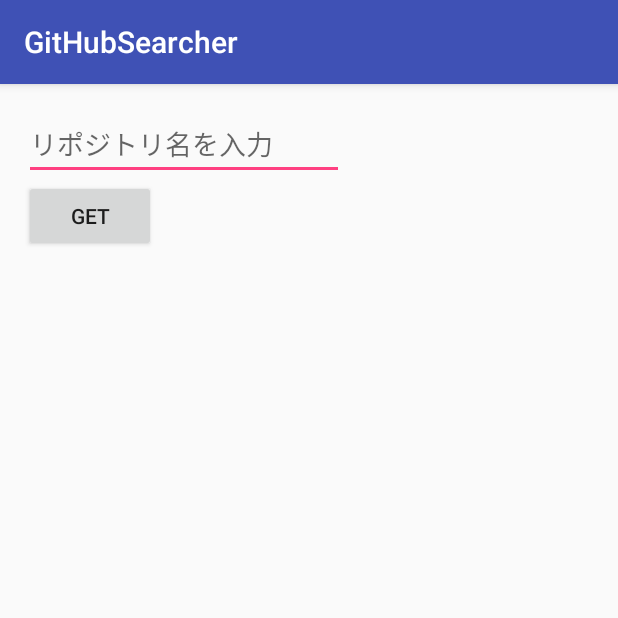
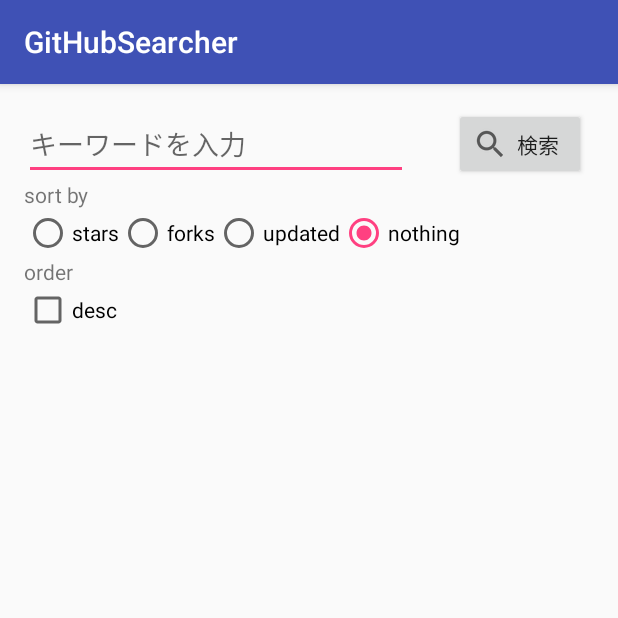
Before and after one commit to null256code/GitHubSearcher, an Android app: the screen it shows after launch (MainActivity), on a phone screen of 412 x 824 dp, the top half of it. Run offline under Robolectric (Android 15) with nearby library versions, the phone set to English and light mode, and no system bars.

Commit message:
リポジトリ取得中と、キーボードで未変換時はrequest出さないように変更。レイアウト修正。

```diff
--- a/app/src/main/java/null256code/githubsearcher/activities/MainActivity.java
+++ b/app/src/main/java/null256code/githubsearcher/activities/MainActivity.java
@@ -4,6 +4,7 @@ import android.content.Context;
 import android.support.v7.app.AppCompatActivity;
 import android.os.Bundle;
 import android.text.Editable;
+import android.text.Spanned;
 import android.text.TextWatcher;
 import android.util.Log;
 import android.view.LayoutInflater;
@@ -13,6 +14,7 @@ import android.widget.ArrayAdapter;
 import android.widget.BaseAdapter;
 import android.widget.Button;
 import android.widget.EditText;
+import android.widget.ImageButton;
 import android.widget.ImageView;
 import android.widget.ListView;
 import android.widget.TextView;
@@ -28,14 +30,14 @@ import null256code.githubsearcher.network.SearchRepositoryAsyncTask;
 
 public class MainActivity extends AppCompatActivity {
 
-    private boolean sendRequest = false;
+    private boolean loadRepository = false;
 
     @Override
     protected void onCreate(Bundle savedInstanceState) {
         super.onCreate(savedInstanceState);
         setContentView(R.layout.activity_main);
 
-        Button button = (Button) findViewById(R.id.button);
+        Button button = (Button) findViewById(R.id.searchButton);
         button.setOnClickListener(new View.OnClickListener() {
             @Override
             public void onClick(View view) {
@@ -56,6 +58,30 @@ public class MainActivity extends AppCompatActivity {
             public void afterTextChanged(Editable editable) {
                 Log.d("Form", "▼フォーム値");
                 Log.d("Form", editable.toString());
+                if(loadRepository) {
+                    return; //処理中はテキストが変わっても何もしない。
+                } else if (editable.length() == 0) {
+                    return; //テキストが空っぽのときも何もしない。
+                } else {
+                    //▼変換前判定
+                    boolean unfixed = false;
+                    Object[] spanned = editable.getSpans(0, editable.length(), Object.class);
+                    if (spanned != null) {
+                        for (Object obj : spanned) {
+                            // UnderlineSpan での判定から getSpanFlags への判定に変更。
+                            // if (obj instanceof android.text.style.UnderlineSpan) {
+                            if ((editable.getSpanFlags(obj) & Spanned.SPAN_COMPOSING) == Spanned.SPAN_COMPOSING) {
+                                unfixed = true;
+                                break;
+                            }
+                        }
+                    }
+                    Log.d("変換前", String.valueOf(unfixed));
+                    if(unfixed) {
+                        return; //変換前ならば、何もしない
+                    }
+
+                    loadRepository = true;
                     SearchRepositoryAsyncTask task = new SearchRepositoryAsyncTask(
                             new SearchRepositoryAsyncTask.AsyncCallback() {
                                 public void preExecute() {}
@@ -92,15 +118,16 @@ public class MainActivity extends AppCompatActivity {
                                         // ListView にアダプタをセット
                                         ListView listView = (ListView)findViewById(R.id.resultList);
                                         listView.setAdapter(adapter);
+                                        loadRepository = false;
                                     } catch (JSONException e) {
                                         e.printStackTrace();
                                     }
                                 }
                                 public void cancel() {}
-
                             });
                     task.updateSearchCondition(editable.toString(), "", "");
                     task.execute();
+                }
             }
         });
     }
--- a/app/src/main/res/layout/activity_main.xml
+++ b/app/src/main/res/layout/activity_main.xml
@@ -1,5 +1,6 @@
 <?xml version="1.0" encoding="utf-8"?>
 <RelativeLayout xmlns:android="http://schemas.android.com/apk/res/android"
+    xmlns:app="http://schemas.android.com/apk/res-auto"
     xmlns:tools="http://schemas.android.com/tools"
     android:id="@+id/activity_main"
     android:layout_width="match_parent"
@@ -12,26 +13,87 @@
         android:orientation="vertical"
         android:paddingLeft="@dimen/activity_horizontal_margin"
         android:paddingRight="@dimen/activity_horizontal_margin"
-        android:layout_width="wrap_content"
+        android:layout_width="match_parent"
         android:layout_height="wrap_content"
-        android:id="@+id/formArea">
+        android:id="@+id/formArea"
+        android:layout_alignParentTop="true"
+        android:layout_alignParentStart="true">
 
-        <EditText
+        <RelativeLayout
+            android:layout_width="match_parent"
+            android:layout_height="wrap_content">
+
+            <EditText
+                android:layout_width="wrap_content"
+                android:layout_height="wrap_content"
+                android:inputType="text"
+                android:ems="12"
+                android:layout_marginEnd="10dp"
+                android:id="@+id/keywordForm"
+                android:hint="キーワードを入力" />
+
+            <Button
+                android:text="検索"
+                android:layout_width="wrap_content"
+                android:layout_height="wrap_content"
+                android:layout_alignParentRight="true"
+                android:layout_marginRight="5dp"
+                android:layout_centerVertical="true"
+                android:drawableLeft="?android:attr/actionModeWebSearchDrawable"
+                android:id="@+id/searchButton" />
+
+        </RelativeLayout>
+
+        <TextView
             android:layout_width="wrap_content"
             android:layout_height="wrap_content"
-            android:inputType="text"
-            android:ems="10"
-            android:layout_marginEnd="10dp"
-            android:id="@+id/keywordForm"
-            android:hint="リポジトリ名を入力" />
+            android:textSize="14sp"
+            android:text="sort by"/>
 
-        <Button
-            android:text="GET"
+        <RadioGroup
             android:layout_width="wrap_content"
             android:layout_height="wrap_content"
-            android:id="@+id/button"
-            android:layout_below="@+id/editText"
-            android:layout_alignParentStart="true" />
+            android:orientation="horizontal"
+            android:id="@+id/sortSelect">
+
+            <RadioButton
+                android:text="stars"
+                android:layout_width="wrap_content"
+                android:layout_height="wrap_content"
+                android:id="@+id/sortStarRadio" />
+
+            <RadioButton
+                android:text="forks"
+                android:layout_width="wrap_content"
+                android:layout_height="wrap_content"
+                android:id="@+id/sortForkRadio" />
+
+            <RadioButton
+                android:text="updated"
+                android:layout_width="wrap_content"
+                android:layout_height="wrap_content"
+                android:id="@+id/sortUpdateRadio" />
+
+            <RadioButton
+                android:text="nothing"
+                android:layout_width="wrap_content"
+                android:layout_height="wrap_content"
+                android:id="@+id/sortNothingRadio"
+                android:checked="true" />
+
+        </RadioGroup>
+
+        <TextView
+            android:layout_width="wrap_content"
+            android:layout_height="wrap_content"
+            android:textSize="14sp"
+            android:text="order"/>
+
+        <CheckBox
+            android:text="desc"
+            android:layout_width="wrap_content"
+            android:layout_height="wrap_content"
+            android:id="@+id/orderCheck" />
 
     </LinearLayout>
 
@@ -44,10 +106,9 @@
         <ListView
             android:layout_width="match_parent"
             android:layout_height="match_parent"
+            android:layout_marginLeft="10dp"
             android:id="@+id/resultList" />
 
     </LinearLayout>
 
-
-
 </RelativeLayout>
--- a/app/src/main/res/layout/repository_row.xml
+++ b/app/src/main/res/layout/repository_row.xml
@@ -5,12 +5,12 @@
     android:layout_height="wrap_content">
 
     <LinearLayout
-        android:layout_width="wrap_content"
+        android:layout_width="100dp"
         android:layout_height="wrap_content"
         android:orientation="vertical">
 
         <ImageView
-            android:layout_width="match_parent"
+            android:layout_width="wrap_content"
             android:layout_height="wrap_content"
             app:srcCompat="@mipmap/ic_launcher"
             android:id="@+id/ownerAvatar"
--- a/app/src/main/res/values/colors.xml
+++ b/app/src/main/res/values/colors.xml
@@ -2,5 +2,5 @@
 <resources>
     <color name="colorPrimary">#3F51B5</color>
     <color name="colorPrimaryDark">#303F9F</color>
-    <color name="colorAccent">#FF4081</color>
+    <color name="colorAccent">#ff4081</color>
 </resources>
```
Lines whose indentation alone changed are shown as unchanged.
